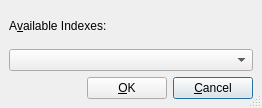
First picture: the form in src/frontends/qt4/ui/IndexUi.ui, repository cburschka/lyx, before the edit.
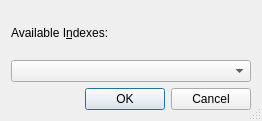
Second picture: the form after the edit.

Commit message:
More QDialogButtonBox transformation
GuiDelimiter through GuiIndex

See #11003

Diff of the .ui file:
```diff
--- a/src/frontends/qt4/ui/IndexUi.ui
+++ b/src/frontends/qt4/ui/IndexUi.ui
@@ -1,12 +1,12 @@
 <ui version="4.0" >
  <class>IndexUi</class>
- <widget class="QDialog" name="IndexUi" >
-  <property name="geometry" >
+ <widget class="QDialog" name="IndexUi">
+  <property name="geometry">
    <rect>
     <x>0</x>
     <y>0</y>
     <width>262</width>
-    <height>108</height>
+    <height>121</height>
    </rect>
   </property>
   <property name="windowTitle" >
@@ -15,48 +15,28 @@
   <property name="sizeGripEnabled" >
    <bool>true</bool>
   </property>
-  <layout class="QGridLayout" >
-   <property name="margin" >
-    <number>9</number>
-   </property>
-   <property name="spacing" >
-    <number>6</number>
-   </property>
-   <item row="1" column="0" >
-    <spacer>
-     <property name="orientation" >
-      <enum>Qt::Horizontal</enum>
-     </property>
-     <property name="sizeHint" >
-      <size>
-       <width>71</width>
-       <height>20</height>
-      </size>
-     </property>
-    </spacer>
-   </item>
-   <item row="1" column="1" >
-    <widget class="QPushButton" name="okPB" >
-     <property name="text" >
-      <string>&amp;OK</string>
-     </property>
-     <property name="default" >
-      <bool>false</bool>
-     </property>
-    </widget>
-   </item>
-   <item row="0" column="0" colspan="3" >
-    <layout class="QVBoxLayout" >
-     <property name="margin" >
-      <number>0</number>
-     </property>
-     <property name="spacing" >
+  <layout class="QGridLayout" name="gridLayout">
+   <item row="0" column="0">
+    <layout class="QVBoxLayout">
+     <property name="spacing">
       <number>6</number>
      </property>
+     <property name="leftMargin">
+      <number>0</number>
+     </property>
+     <property name="topMargin">
+      <number>0</number>
+     </property>
+     <property name="rightMargin">
+      <number>0</number>
+     </property>
+     <property name="bottomMargin">
+      <number>0</number>
+     </property>
      <item>
-      <widget class="QLabel" name="indicesLA" >
-       <property name="text" >
-        <string>A&amp;vailable Indexes:</string>
+      <widget class="QLabel" name="indicesLA">
+       <property name="text">
+        <string>Available I&amp;ndexes:</string>
        </property>
        <property name="buddy" >
         <cstring>indicesCO</cstring>
@@ -64,21 +44,18 @@
       </widget>
      </item>
      <item>
-      <widget class="QComboBox" name="indicesCO" >
-       <property name="toolTip" >
+      <widget class="QComboBox" name="indicesCO">
+       <property name="toolTip">
         <string>Select the index this entry should be listed in.</string>
        </property>
       </widget>
      </item>
     </layout>
    </item>
-   <item row="1" column="2" >
-    <widget class="QPushButton" name="cancelPB" >
-     <property name="text" >
-      <string>&amp;Cancel</string>
-     </property>
-     <property name="default" >
-      <bool>true</bool>
+   <item row="1" column="0">
+    <widget class="QDialogButtonBox" name="buttonBox">
+     <property name="standardButtons">
+      <set>QDialogButtonBox::Cancel|QDialogButtonBox::Ok</set>
      </property>
     </widget>
    </item>
```
Left out of the diff: 13 changed lines with no effect on the pictures. The commit also changes 15 other files.
